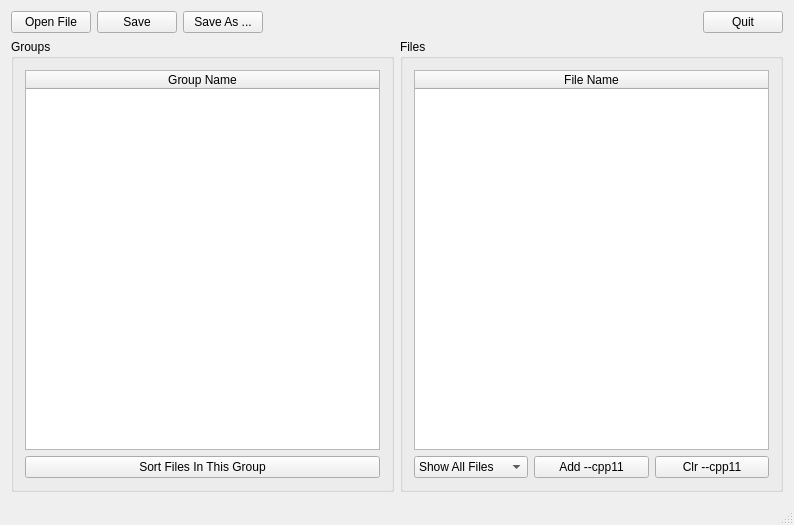
This is src/ui/mainwindow.ui in andrzej79/uVisionProjModifier as Qt 5 draws it before an edit. The edited form follows.
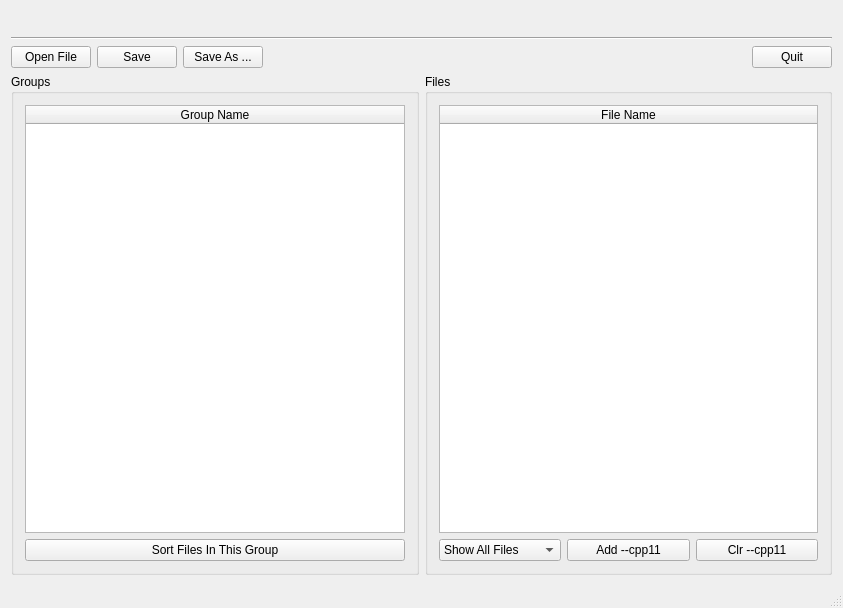
This is the edited form.

The edit to the form file:
```diff
--- a/src/ui/mainwindow.ui
+++ b/src/ui/mainwindow.ui
@@ -6,8 +6,8 @@
    <rect>
     <x>0</x>
     <y>0</y>
-    <width>794</width>
-    <height>525</height>
+    <width>843</width>
+    <height>608</height>
    </rect>
   </property>
   <property name="windowTitle">
@@ -15,6 +15,66 @@
   </property>
   <widget class="QWidget" name="centralWidget">
    <layout class="QVBoxLayout" name="verticalLayout_3">
+    <item>
+     <layout class="QHBoxLayout" name="horizontalLayout_4" stretch="0,0,1,0,0">
+      <item>
+       <spacer name="horizontalSpacer_3">
+        <property name="orientation">
+         <enum>Qt::Horizontal</enum>
+        </property>
+        <property name="sizeHint" stdset="0">
+         <size>
+          <width>40</width>
+          <height>20</height>
+         </size>
+        </property>
+       </spacer>
+      </item>
+      <item>
+       <widget class="QLabel" name="lbKeilLogo"/>
+      </item>
+      <item>
+       <spacer name="horizontalSpacer_2">
+        <property name="orientation">
+         <enum>Qt::Horizontal</enum>
+        </property>
+        <property name="sizeHint" stdset="0">
+         <size>
+          <width>40</width>
+          <height>20</height>
+         </size>
+        </property>
+       </spacer>
+      </item>
+      <item>
+       <widget class="QLabel" name="lbCsLogo">
+        <property name="text">
+         <string/>
+        </property>
+       </widget>
+      </item>
+      <item>
+       <spacer name="horizontalSpacer_4">
+        <property name="orientation">
+         <enum>Qt::Horizontal</enum>
+        </property>
+        <property name="sizeHint" stdset="0">
+         <size>
+          <width>40</width>
+          <height>20</height>
+         </size>
+        </property>
+       </spacer>
+      </item>
+     </layout>
+    </item>
+    <item>
+     <widget class="Line" name="line">
+      <property name="orientation">
+       <enum>Qt::Horizontal</enum>
+      </property>
+     </widget>
+    </item>
     <item>
      <layout class="QHBoxLayout" name="horizontalLayout_2">
       <item>
```
